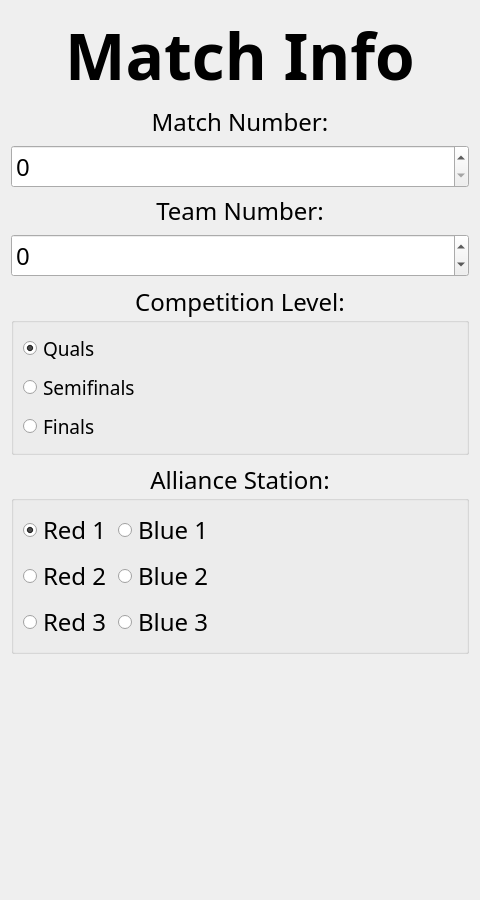
binex-dsk/QFRCScouter, file ui/TeamInfo.ui: the form before one commit.
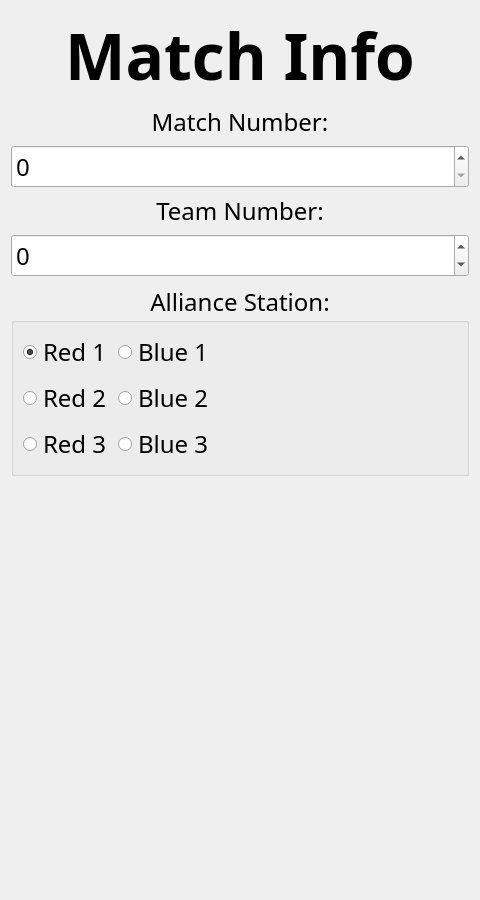
The form after the commit.

Commit message: remove some scales & comp level

```diff
--- a/ui/TeamInfo.ui
+++ b/ui/TeamInfo.ui
@@ -133,76 +133,6 @@
      </property>
     </widget>
    </item>
-   <item>
-    <widget class="QGroupBox" name="groupBox">
-     <property name="font">
-      <font>
-       <family>Noto Sans</family>
-       <pointsize>18</pointsize>
-       <bold>false</bold>
-      </font>
-     </property>
-     <property name="title">
-      <string>Competition Level:</string>
-     </property>
-     <property name="alignment">
-      <set>Qt::AlignCenter</set>
-     </property>
-     <property name="checkable">
-      <bool>false</bool>
-     </property>
-     <property name="checked">
-      <bool>false</bool>
-     </property>
-     <layout class="QVBoxLayout" name="verticalLayout_2">
-      <item>
-       <widget class="QRadioButton" name="quals">
-        <property name="font">
-         <font>
-          <family>Noto Sans</family>
-          <pointsize>14</pointsize>
-          <bold>false</bold>
-         </font>
-        </property>
-        <property name="text">
-         <string>Quals</string>
-        </property>
-        <property name="checked">
-         <bool>true</bool>
-        </property>
-       </widget>
-      </item>
-      <item>
-       <widget class="QRadioButton" name="semis">
-        <property name="font">
-         <font>
-          <family>Noto Sans</family>
-          <pointsize>14</pointsize>
-          <bold>false</bold>
-         </font>
-        </property>
-        <property name="text">
-         <string>Semifinals</string>
-        </property>
-       </widget>
-      </item>
-      <item>
-       <widget class="QRadioButton" name="finals">
-        <property name="font">
-         <font>
-          <family>Noto Sans</family>
-          <pointsize>14</pointsize>
-          <bold>false</bold>
-         </font>
-        </property>
-        <property name="text">
-         <string>Finals</string>
-        </property>
-       </widget>
-      </item>
-     </layout>
-    </widget>
-   </item>
    <item>
     <widget class="QGroupBox" name="groupBox_2">
      <property name="title">
```
Left out of the diff: 48 changed lines with no effect on the pictures. The commit also changes 6 other files.
